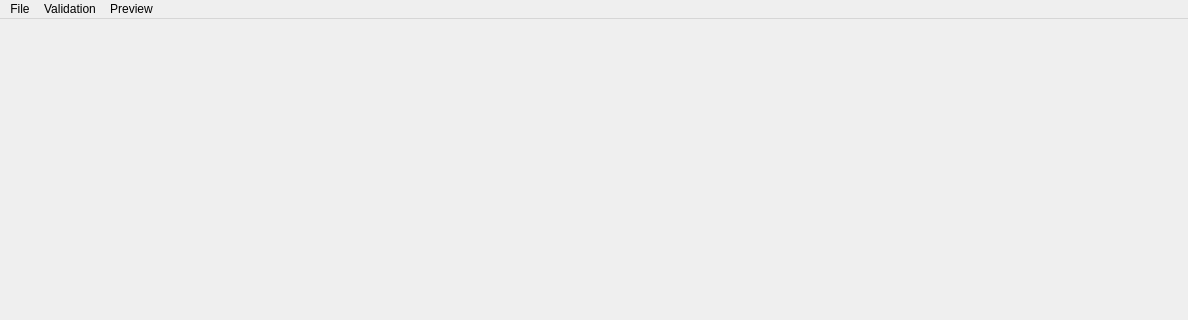
First picture: the form in pymdwizard/gui/ui_files/MainWindow.ui, repository DOI-USGS/fort-pymdwizard, before the edit; both pictures show x 0 to 1188 and y 0 to 320 of the 1188 by 650 pixel window.
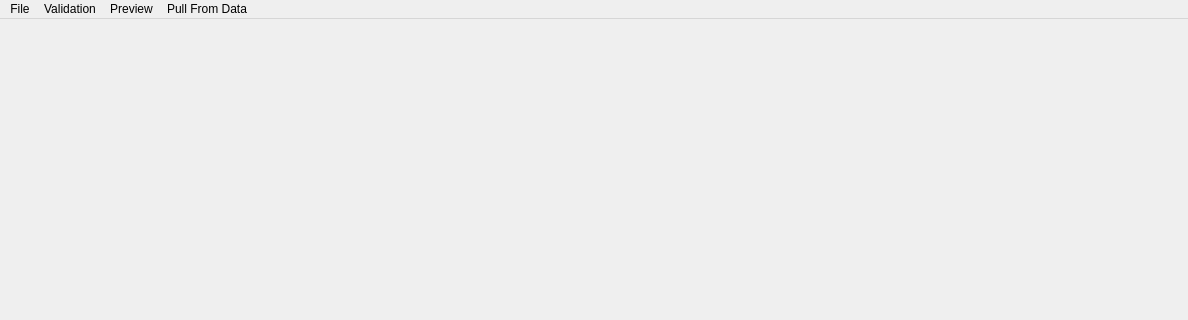
Second picture: the form after the edit. Icons and pictures are not drawn.

Diff of the .ui file:
```diff
--- a/pymdwizard/gui/ui_files/MainWindow.ui
+++ b/pymdwizard/gui/ui_files/MainWindow.ui
@@ -100,9 +100,16 @@
     </property>
     <addaction name="actionPreview"/>
    </widget>
+   <widget class="QMenu" name="menuPull_From_Data">
+    <property name="title">
+     <string>Pull From Data</string>
+    </property>
+    <addaction name="actionPull_From_Data"/>
+   </widget>
    <addaction name="menuFile"/>
    <addaction name="menuValidate"/>
    <addaction name="menuPreview"/>
+   <addaction name="menuPull_From_Data"/>
   </widget>
   <widget class="QStatusBar" name="statusbar">
    <property name="sizeGripEnabled">
```
Left out of the diff: 5 changed lines with no effect on the pictures.
